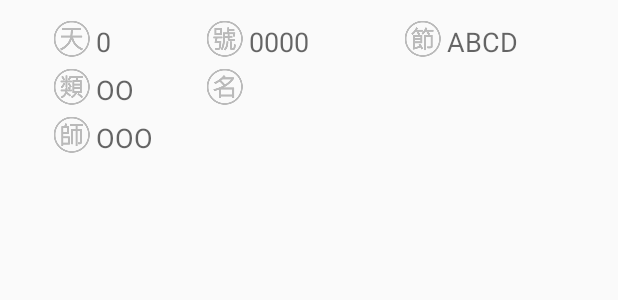
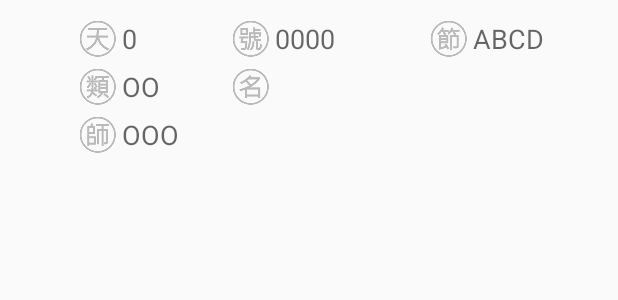
Before and after one commit to qaz10102030/Campus_UI, an Android app: the layout add_course_item.xml on its own in the app's theme, with its tools: preview values and no code run, on a phone screen of 412 x 824 dp. Shown: the top 300 px of the screen. Run offline under Robolectric (Android 15) with nearby library versions, the phone set to English and light mode, and no system bars.

Commit message:
10/13 push by desktop

```diff
--- a/app/src/main/java/net/kaijie/campus_ui/AddCourseActivity.java
+++ b/app/src/main/java/net/kaijie/campus_ui/AddCourseActivity.java
@@ -53,13 +53,13 @@
         String selectCourse = "select * from tb_course";
         try {
             Cursor cursor = db.rawQuery(selectCourse,null);
-            Course tempCourse = new Course();
             cursor.moveToFirst();
             for (int i = 0; i < cursor.getCount(); i++) {
+                Course tempCourse = new Course();
                 tempCourse.setday(cursor.getInt(12))
                         .setname(cursor.getString(1))
                         .setrequire(cursor.getString(9))
-                        .setschedule(cursor.getInt(6))
+                        .setschedule_display(cursor.getString(13))
                         .setserial(cursor.getString(3))
                         .setteacher(cursor.getString(8));
                 courseAdapter.add(tempCourse);
--- a/app/src/main/java/net/kaijie/campus_ui/CourseAdapter.java
+++ b/app/src/main/java/net/kaijie/campus_ui/CourseAdapter.java
@@ -38,10 +38,9 @@
         TextView tv_name = (TextView) convertView.findViewById(R.id.tv_name);
         TextView tv_teacher = (TextView) convertView.findViewById(R.id.tv_teacher);
         String forDay = courseObj.getday() + "";
-        String forSchedule = courseObj.getschedule() + "";
         tv_day.setText(forDay);
         tv_serial.setText(courseObj.getserial());
-        tv_schedule.setText(forSchedule);
+        tv_schedule.setText(courseObj.getschedule_display());
         tv_require.setText(courseObj.getrequire());
         tv_name.setText(courseObj.getname());
         tv_teacher.setText(courseObj.getteacher());
--- a/app/src/main/res/layout/add_course_item.xml
+++ b/app/src/main/res/layout/add_course_item.xml
@@ -19,7 +19,11 @@
             android:id="@+id/tv_teacher"
             android:layout_below="@+id/imageView2"
             android:layout_toEndOf="@+id/imageView2"
-            android:layout_marginTop="5dp" />
+            android:layout_marginTop="3dp"
+            android:maxEms="7"
+            android:ems="7"
+            android:ellipsize="end"
+            android:singleLine="true"/>
 
         <ImageView
             android:layout_width="wrap_content"
@@ -37,7 +41,7 @@
             android:id="@+id/tv_require"
             android:layout_alignTop="@+id/imageView2"
             android:layout_toEndOf="@+id/imageView2"
-            android:layout_marginTop="5dp" />
+            android:layout_marginTop="3dp" />
 
         <TextView
             android:layout_width="wrap_content"
@@ -46,8 +50,11 @@
             android:id="@+id/tv_name"
             android:layout_alignTop="@+id/imageView5"
             android:layout_toEndOf="@+id/imageView5"
-            android:layout_marginTop="5dp"
-            android:ems="10"/>
+            android:layout_marginTop="3dp"
+            android:maxEms="8"
+            android:ems="8"
+            android:ellipsize="end"
+            android:singleLine="true"/>
 
         <ImageView
             android:layout_width="wrap_content"
@@ -84,7 +91,7 @@
             android:id="@+id/tv_day"
             android:layout_alignParentTop="true"
             android:layout_toEndOf="@+id/imageView"
-            android:layout_marginTop="5dp" />
+            android:layout_marginTop="3dp" />
 
         <TextView
             android:layout_width="wrap_content"
@@ -94,7 +101,7 @@
             android:id="@+id/tv_serial"
             android:layout_alignParentTop="true"
             android:layout_toEndOf="@+id/imageView4"
-            android:layout_marginTop="5dp" />
+            android:layout_marginTop="3dp" />
 
         <TextView
             android:layout_width="wrap_content"
@@ -104,7 +111,7 @@
             android:id="@+id/tv_schedule"
             android:layout_alignParentTop="true"
             android:layout_toEndOf="@+id/imageView3"
-            android:layout_marginTop="5dp" />
+            android:layout_marginTop="3dp" />
 
         <ImageView
             android:layout_width="wrap_content"
```
Also changed, not shown: app/src/main/java/net/kaijie/campus_ui/Course.java (+10 -3 lines), app/src/main/java/net/kaijie/campus_ui/FloatingActionButtonScrollBehavior.java (deleted, +0 -40 lines), app/src/main/java/net/kaijie/campus_ui/MainActivity.java (+10 -5 lines).
